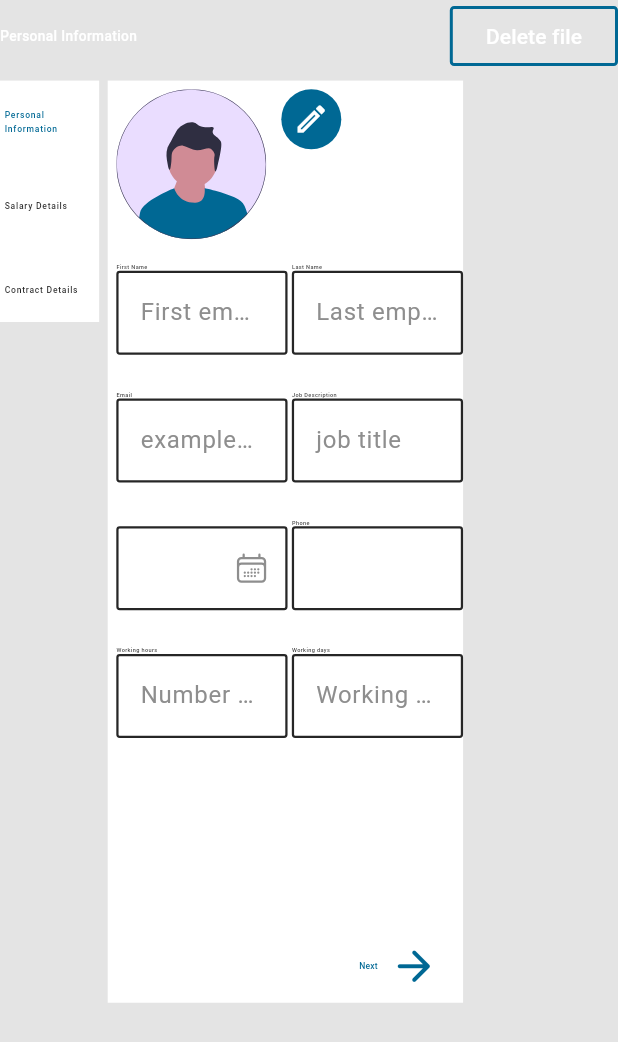
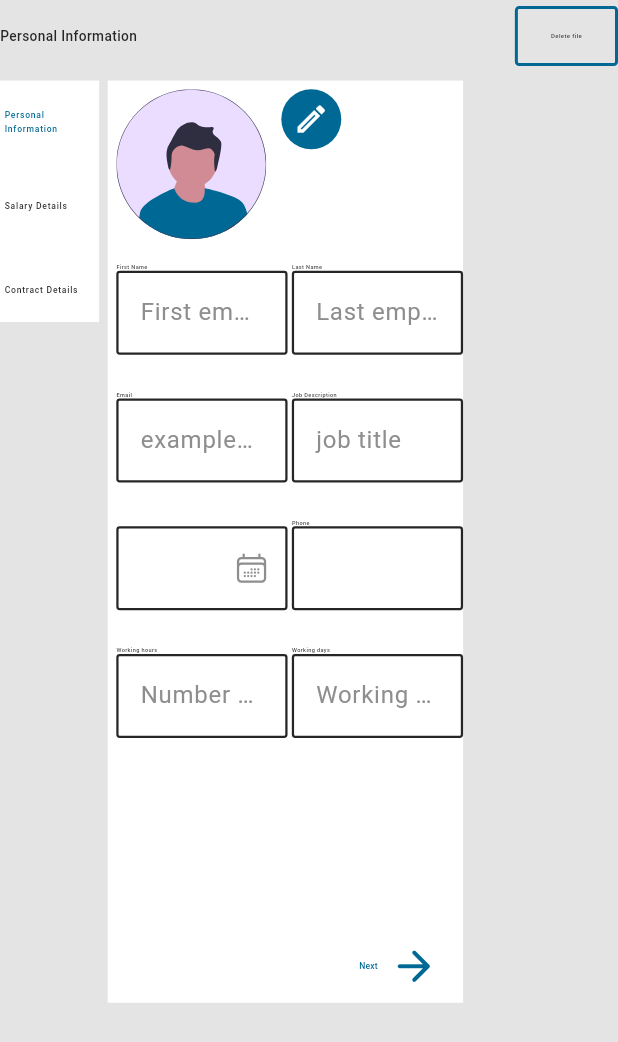
Before and after one commit to mhammadgammal/hr_desktop_app, a Flutter app: the AddEmployeeScreen widget shown alone on an empty page, opened directly, on a phone screen of 412 x 824 dp. Shown: the top 1042 px of the screen. Run offline on Flutter 3.47's test engine with Material 3 defaults, Android fonts, the phone set to English and light mode, and no system bars; our stand-ins replace bloc, equatable, file_picker, flutter_bloc, flutter_screenutil, flutter_svg and 4 more; missing offline and left inert: window_size; accounts and stored records are empty; Roboto replaces fonts that are missing (Cairo).

Commit message:
refactor to match theming
Signed-off-by: Mohamed Gammal <mhammadgamal17@gmail.com>

```diff
--- a/lib/core/widgets/buttons/custom_outlined_button_with_border.dart
+++ b/lib/core/widgets/buttons/custom_outlined_button_with_border.dart
@@ -1,4 +1,5 @@
 import 'package:flutter/material.dart';
+import 'package:flutter_screenutil/flutter_screenutil.dart';
 import 'package:hr/core/theme/app_colors.dart';
 import 'package:hr/core/theme/app_theme.dart';
 
@@ -7,7 +8,7 @@ class CustomOutlinedButtonWithBorder extends StatelessWidget {
     super.key,
     required this.onPressed,
     required this.title,
-    this.titleColor = Colors.white,
+    this.titleColor,
     this.borderColor,
     this.borderWidth = 2.0,
     this.icon,
@@ -15,7 +16,7 @@ class CustomOutlinedButtonWithBorder extends StatelessWidget {
 
   final void Function() onPressed;
   final String title;
-  final Color titleColor;
+  final Color? titleColor;
   final Color? borderColor;
   final double borderWidth;
   final Widget? icon;
@@ -38,7 +39,12 @@ class CustomOutlinedButtonWithBorder extends StatelessWidget {
           ),
         ),
       ),
-      label: Text(title, style: TextStyle(color: titleColor)),
+      label: Text(
+        title,
+        style: Theme.of(
+          context,
+        ).textTheme.bodyMedium!.copyWith(fontSize: 14.sp),
+      ),
       icon: icon,
     );
   }
--- a/lib/core/widgets/text_form_field/columned_text_form_field.dart
+++ b/lib/core/widgets/text_form_field/columned_text_form_field.dart
@@ -1,5 +1,5 @@
 import 'package:flutter/material.dart';
-import 'package:hr/core/env.dart';
+import 'package:hr/core/app/cubit/app_cubit.dart';
 import 'package:hr/core/theme/app_colors.dart';
 import 'package:hr/core/widgets/text_form_field/app_text_form_field.dart';
 
@@ -40,7 +40,11 @@ class ColumnedTextFormField extends StatelessWidget {
         Text(
           title,
           style: TextStyle(
-            color: titleColor ?? (isDark ? AppColors.white : AppColors.black),
+            color:
+                titleColor ??
+                (AppCubit.get(context).isDarkMode
+                    ? AppColors.white
+                    : AppColors.black),
           ),
         ),
         AppTextFormField(
@@ -52,7 +56,7 @@ class ColumnedTextFormField extends StatelessWidget {
           suffixIcon: suffixIcon,
           maxLines: maxLines,
           obSecure: isPassword,
-          hintColor: hintColor ?? (isDark ? AppColors.white : AppColors.gray),
+          hintColor: hintColor ?? AppColors.gray,
         ),
       ],
     );
--- a/lib/features/employees/presentation/add_employee_screen/add_employee_screen.dart
+++ b/lib/features/employees/presentation/add_employee_screen/add_employee_screen.dart
@@ -114,8 +114,7 @@ class AddEmployeeScreen extends StatelessWidget {
     children: [
       Text(
         'Personal Information'.tr(context),
-        style: GoogleFonts.cairo(
-          color: AppColors.white,
+        style: Theme.of(context).textTheme.bodyMedium!.copyWith(
           fontSize: 32.sp,
           fontWeight: FontWeight.w500,
         ),
--- a/lib/features/employees/presentation/add_employee_screen/widgets/personal_information_tab/birthdate_and_phone_fields.dart
+++ b/lib/features/employees/presentation/add_employee_screen/widgets/personal_information_tab/birthdate_and_phone_fields.dart
@@ -21,8 +21,6 @@ class BirthdateAndPhoneFields extends StatelessWidget {
             datePickerController: cubit.birthdateController,
             datePickerLabel: 'birthday date'.tr(context),
             iconColor: AppColors.gray,
-            dateColor: AppColors.white,
-            labelColor: AppColors.white,
             validation: 'Please enter your birthdate'.tr(context),
           ),
         ),
```
